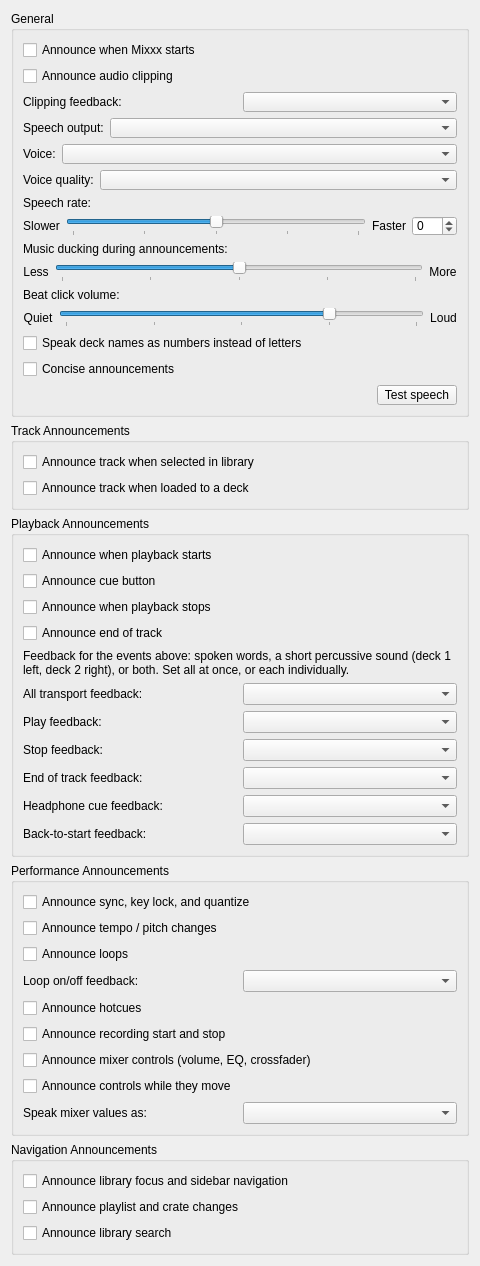
First picture: the form in src/preferences/dialog/dlgprefaccessibilitydlg.ui, repository XeTK/mixxx, before the edit.
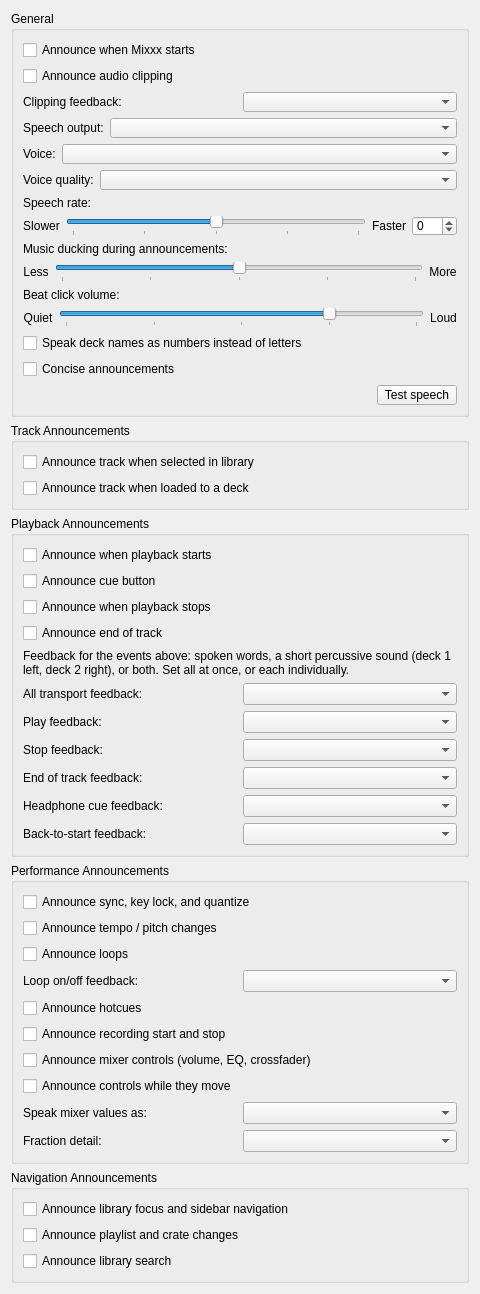
Second picture: the form after the edit.

Commit message:
feat(a11y): configurable fraction detail for mixer readouts, default eighths
Tester feedback: sixteenths are too fine to be useful by ear. New
"Fraction detail" combo (Quarters/Eighths/Sixteenths) in Preferences >
Accessibility, threaded through every fraction and center-split
readout. Values snap at the chosen denominator and still simplify
("a quarter", "3 eighths"). Percentages remain exact.

What changed in the file:
```diff
--- a/src/preferences/dialog/dlgprefaccessibilitydlg.ui
+++ b/src/preferences/dialog/dlgprefaccessibilitydlg.ui
@@ -741,6 +741,26 @@
         </item>
        </layout>
       </item>
+      <item>
+       <layout class="QHBoxLayout" name="horizontalLayoutFractionDetail">
+        <item>
+         <widget class="QLabel" name="labelFractionDetail">
+          <property name="text">
+           <string>Fraction detail:</string>
+          </property>
+          <property name="toolTip">
+           <string>How finely fraction readouts resolve: quarters, eighths, or sixteenths. Percentages are always exact.</string>
+          </property>
+          <property name="buddy">
+           <cstring>comboBoxFractionDetail</cstring>
+          </property>
+         </widget>
+        </item>
+        <item>
+         <widget class="QComboBox" name="comboBoxFractionDetail"/>
+        </item>
+       </layout>
+      </item>
      </layout>
     </widget>
    </item>
```
The commit also changes 6 other files.
